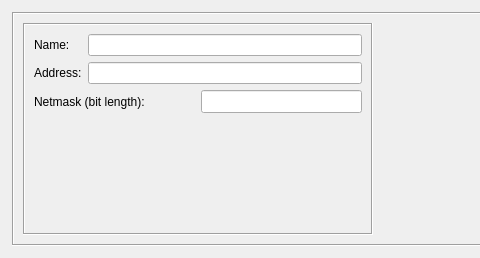
fwbuilder/fwbuilder, file src/libgui/networkdialogipv6_q.ui: the form before one commit; both pictures show x 0 to 480 and y 0 to 258 of the 718 by 258 pixel window.
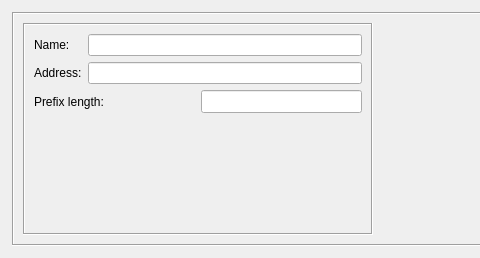
The form after the commit. Custom widgets are drawn as their Qt base class.

Commit message: fixes SF bug 3247094 "Nomenclature of IP address edit dialog". Network ipv6 dialog says "Prefix length".

What changed in the file:
```diff
--- a/src/libgui/networkdialogipv6_q.ui
+++ b/src/libgui/networkdialogipv6_q.ui
@@ -128,7 +128,7 @@
            <item>
             <widget class="QLabel" name="textLabel2_2_2">
              <property name="text">
-              <string>Netmask (bit length):</string>
+              <string>Prefix length:</string>
              </property>
              <property name="wordWrap">
               <bool>false</bool>
```
The commit also changes 1 other file.
